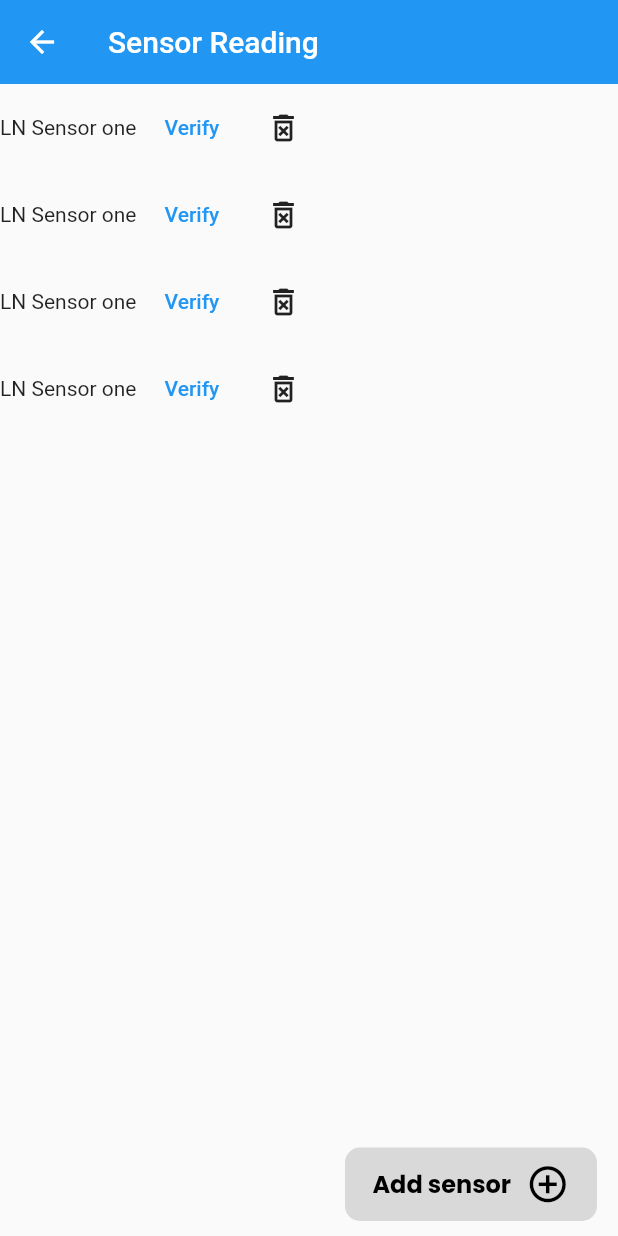
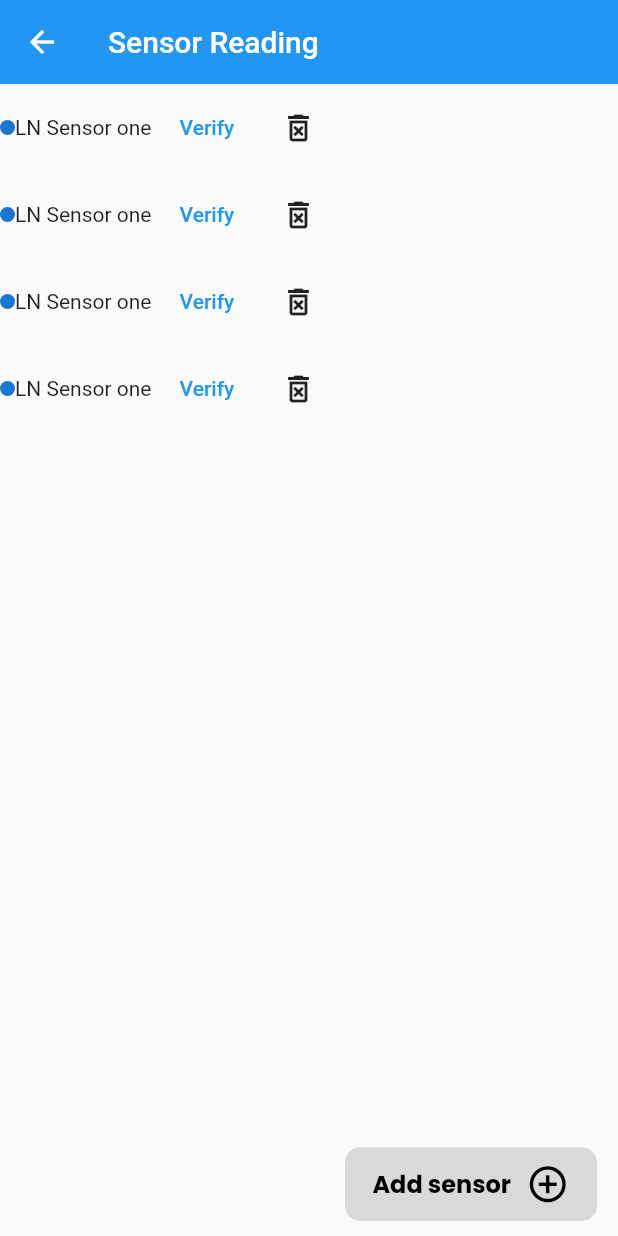
Before and after one commit to santo121/counter-app-imit, a Flutter app: the screen it shows after launch, on a phone screen of 412 x 824 dp. Run offline on Flutter 3.47's test engine with Material 2 defaults, Android fonts, the phone set to English and light mode, and no system bars; our stand-ins replace google_fonts, sqflite; accounts and stored records are empty; statements that could not run were skipped.

Commit message:
sensor signal design commit

```diff
--- a/lib/view/screens/sensor reading screen/sensor_reading_signal.dart
+++ b/lib/view/screens/sensor reading screen/sensor_reading_signal.dart
@@ -21,12 +21,12 @@ class _SensorReadingSignalState extends State<SensorReadingSignal> {
           SingleChildScrollView(child: SizedBox(
             height: MediaQuery.of(context).size.height,
             child: Column(
-              children: [
+              children:
+                [
                 sensorReadingWidget(true),
                 sensorReadingWidget(true),
                 sensorReadingWidget(true),
                 sensorReadingWidget(true),
-
                 ],
             ),
           )),
@@ -51,7 +51,13 @@ class _SensorReadingSignalState extends State<SensorReadingSignal> {
             children: [
               Row(
                 children: [
-                  Container(),
+                  SizedBox(
+                    width: 10
+                    ,
+                    child: CircleAvatar(
+
+                    ),
+                  ),
                   flag?const Text("LN Sensor one"):const Text("JN Sensor one"),
                 ],
               ),
```
